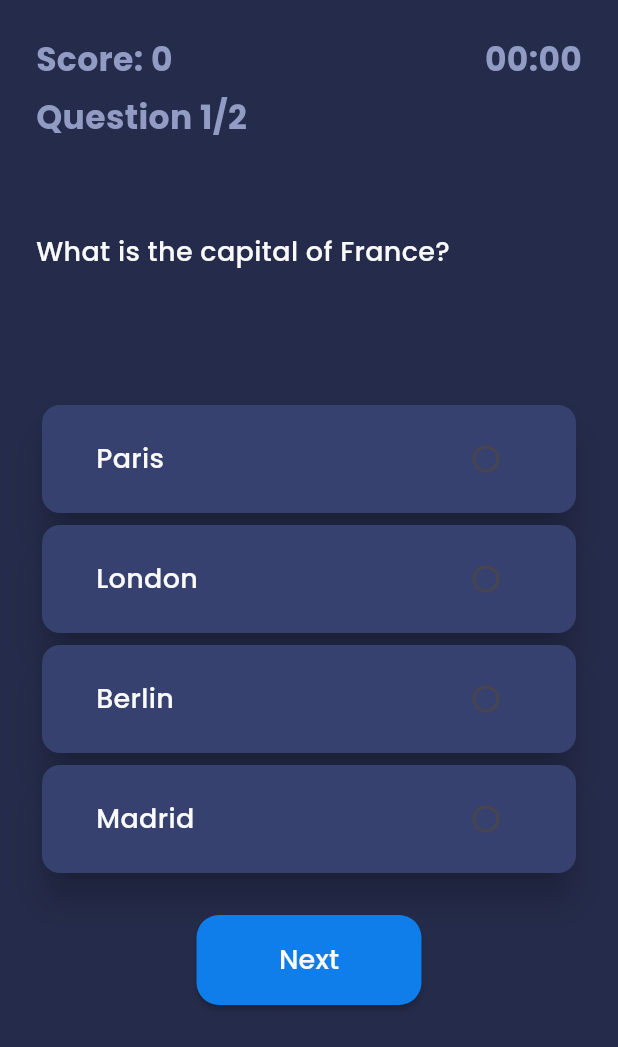
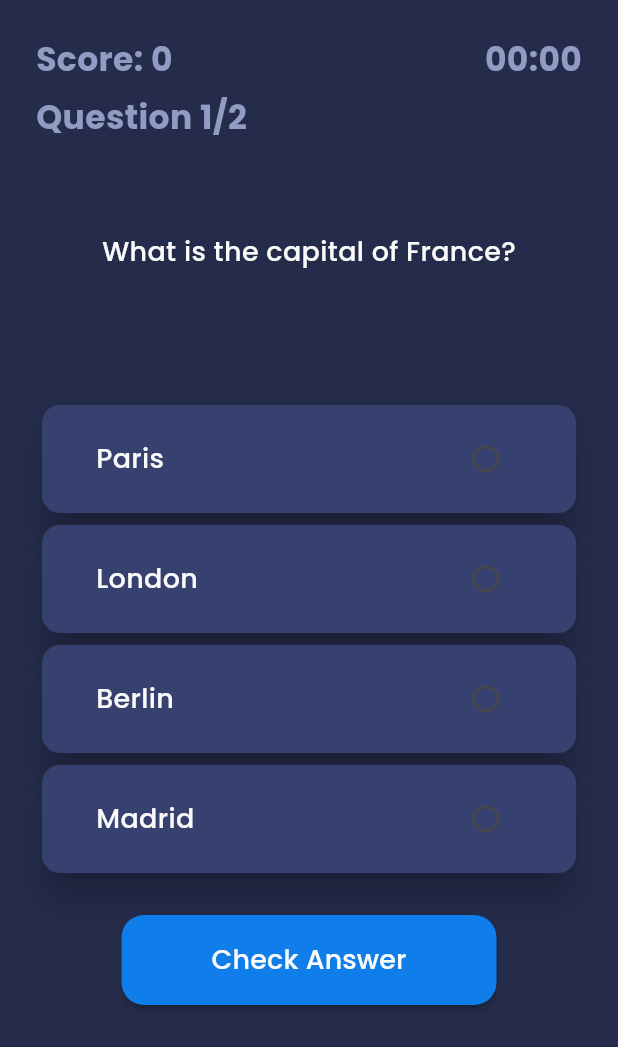
Before and after one commit to Ayushman-Saha/van_vihar_quiz, a Flutter app: the QuizScreen screen opened by its route, on a phone screen of 412 x 824 dp. Shown: the top 1047 px of the screen. Run offline on Flutter 3.47's test engine with Material 2 defaults, Android fonts, the light colour scheme and no system bars; our stand-ins replace firebase_auth, firebase_core, flutter_svg, google_fonts, google_sign_in; accounts and stored records are empty; generated files the repository leaves out were written again.

Commit message:
Fixed the issues for multiple selection in quiz

```diff
--- a/lib/repository/quizRepository.dart
+++ b/lib/repository/quizRepository.dart
@@ -13,7 +13,7 @@ class QuizRepository {
           answerDescription: "Lorem Ipsum"),
       QuizQuestion(
           question: 'Which planet is known as the Red Planet?',
-          answerChoices: ['Mars', 'Venus', 'Jupiter', 'Saturn'],
+          answerChoices: ['Venus', 'Mars', 'Jupiter', 'Saturn'],
           correctAnswer: 'Mars',
           hasAttachment: false,
           answerType: "text",
--- a/lib/ui/composables/answerRadioButton.dart
+++ b/lib/ui/composables/answerRadioButton.dart
@@ -4,19 +4,22 @@ import 'package:van_vihar_quiz/controller/quizController.dart';
 import 'package:van_vihar_quiz/ui/composables/answerRadioTile.dart';
 
 class AnswerRadioButton extends StatefulWidget {
-  const AnswerRadioButton(
-      {super.key,
+  const AnswerRadioButton({
+    super.key,
     required this.quizController,
     required this.answerChoices,
     required this.correctAnswer,
     required this.answerType,
-      required this.status});
+    required this.status,
+    required this.enabled,
+  });
 
   final QuizController quizController;
   final List<String> answerChoices;
   final String correctAnswer;
   final String answerType;
   final List<TileStatus> status;
+  final bool enabled;
 
   @override
   State<AnswerRadioButton> createState() => _AnswerRadioButtonState();
@@ -36,23 +39,28 @@ class _AnswerRadioButtonState extends State<AnswerRadioButton> {
             answerChoices: widget.answerChoices,
             index: 0,
             status: widget.status[0],
+            enabled: widget.enabled,
           ),
           AnswerRadioTile(
             quizController: widget.quizController,
             answerChoices: widget.answerChoices,
             index: 1,
             status: widget.status[1],
+            enabled: widget.enabled,
           ),
           AnswerRadioTile(
             quizController: widget.quizController,
             answerChoices: widget.answerChoices,
             index: 2,
-              status: widget.status[2]),
+            status: widget.status[2],
+            enabled: widget.enabled,
+          ),
           AnswerRadioTile(
             quizController: widget.quizController,
             answerChoices: widget.answerChoices,
             index: 3,
             status: widget.status[3],
+            enabled: widget.enabled,
           ),
         ],
       ),
--- a/lib/ui/composables/answerRadioTile.dart
+++ b/lib/ui/composables/answerRadioTile.dart
@@ -10,12 +10,14 @@ class AnswerRadioTile extends StatefulWidget {
     required this.answerChoices,
     required this.index,
     required this.status,
+    required this.enabled,
   });
 
   final QuizController quizController;
   final List<String> answerChoices;
   final int index;
   final TileStatus status;
+  final bool enabled;
 
   @override
   State<AnswerRadioTile> createState() => _AnswerRadioTileState();
@@ -30,10 +32,12 @@ class _AnswerRadioTileState extends State<AnswerRadioTile> {
       height: 80,
       child: GestureDetector(
         onTap: () {
+          if (widget.enabled) {
             widget.quizController.currentQuestionSelectedAnswer =
                 widget.answerChoices[widget.index];
             _answer = widget.answerChoices[widget.index];
             widget.quizController.selectedIndex = widget.index;
+          }
         },
         child: Card(
           color: (widget.status == TileStatus.UNSELECTED)
@@ -53,16 +57,19 @@ class _AnswerRadioTileState extends State<AnswerRadioTile> {
                   style: buttonTextStyle,
                 ),
                 Radio<String>(
+                  toggleable: true,
                   value: widget.answerChoices[widget.index],
                   groupValue:
                       widget.quizController.currentQuestionSelectedAnswer,
-                  onChanged: (String? value) {
+                  onChanged: (widget.enabled)
+                      ? (String? value) {
                           setState(() {
                             _answer = value!;
                             widget.quizController.selectAnswer(_answer);
                             widget.quizController.selectedIndex = widget.index;
                           });
-                  },
+                        }
+                      : null,
                 ),
               ],
             ),
--- a/lib/ui/screens/quizScreen.dart
+++ b/lib/ui/screens/quizScreen.dart
@@ -18,6 +18,7 @@ class _QuizScreenState extends State<QuizScreen> {
   var controller = QuizController();
   late Stopwatch stopwatch;
   late Timer t;
+  bool isChecked = false;
 
   List<TileStatus> status = [
     TileStatus.UNSELECTED,
@@ -25,6 +26,8 @@ class _QuizScreenState extends State<QuizScreen> {
     TileStatus.UNSELECTED,
     TileStatus.UNSELECTED
   ];
+
+  bool enabled = true;
 
   @override
   void initState() {
@@ -93,8 +96,8 @@ class _QuizScreenState extends State<QuizScreen> {
                           ],
                         ),
                         Expanded(
-                          child: Row(
-                            mainAxisAlignment: MainAxisAlignment.start,
+                          child: Column(
+                            mainAxisAlignment: MainAxisAlignment.center,
                             children: [
                               Text(
                                 controller.currentQuestion.question,
@@ -111,6 +114,7 @@ class _QuizScreenState extends State<QuizScreen> {
                               controller.currentQuestion.correctAnswer,
                           answerType: controller.currentQuestion.answerType,
                           status: status,
+                          enabled: enabled,
                         ),
                       ],
                     ),
@@ -130,19 +134,26 @@ class _QuizScreenState extends State<QuizScreen> {
                                 status[controller.selectedIndex] =
                                     TileStatus.CORRECT;
                               }
+                              // controller.nextQuestion();
+                              enabled = false;
                             });
-                            print(controller.currentQuestionSelectedAnswer);
+                            // print(controller.currentQuestionSelectedAnswer);
                           },
                           height: 60,
-                          minWidth: 150,
+                          minWidth: 250,
                           color: buttonBlue,
                           shape: RoundedRectangleBorder(
                             borderRadius: BorderRadius.circular(15),
                           ),
-                          child: Text(
-                            "Next",
-                            style: buttonTextStyle,
-                          ),
+                          child: (!isChecked)
+                              ? Text(
+                                  "Check Answer",
+                                  style: buttonTextStyle,
+                                )
+                              : Text(
+                                  "Next",
+                                  style: buttonTextStyle,
+                                ),
                         ),
                       ],
                     ),
```
Lines whose indentation alone changed are shown as unchanged.
